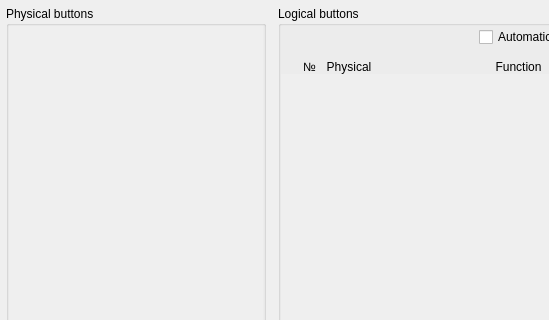
anpeaco/FreeJoyXConfiguratorQt, file src/widgets/buttons/buttonconfig.ui: the form before one commit; both pictures show x 0 to 549 and y 0 to 320 of the 1062 by 640 pixel window.
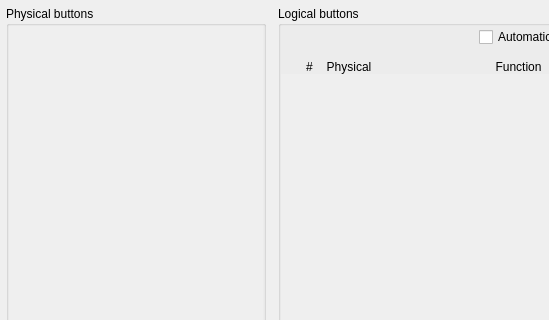
The form after the commit. Icons and pictures are not drawn. Custom widgets are drawn as their Qt base class.

The edit to the form file:
```diff
--- a/src/widgets/buttons/buttonconfig.ui
+++ b/src/widgets/buttons/buttonconfig.ui
@@ -291,7 +291,7 @@
          <size><width>25</width><height>16777215</height></size>
         </property>
         <property name="text">
-         <string notr="true">№</string>
+         <string notr="true">#</string>
         </property>
         <property name="alignment">
          <set>Qt::AlignBottom|Qt::AlignHCenter</set>
```
Left out of the diff: 4 changed lines with no effect on the pictures.
